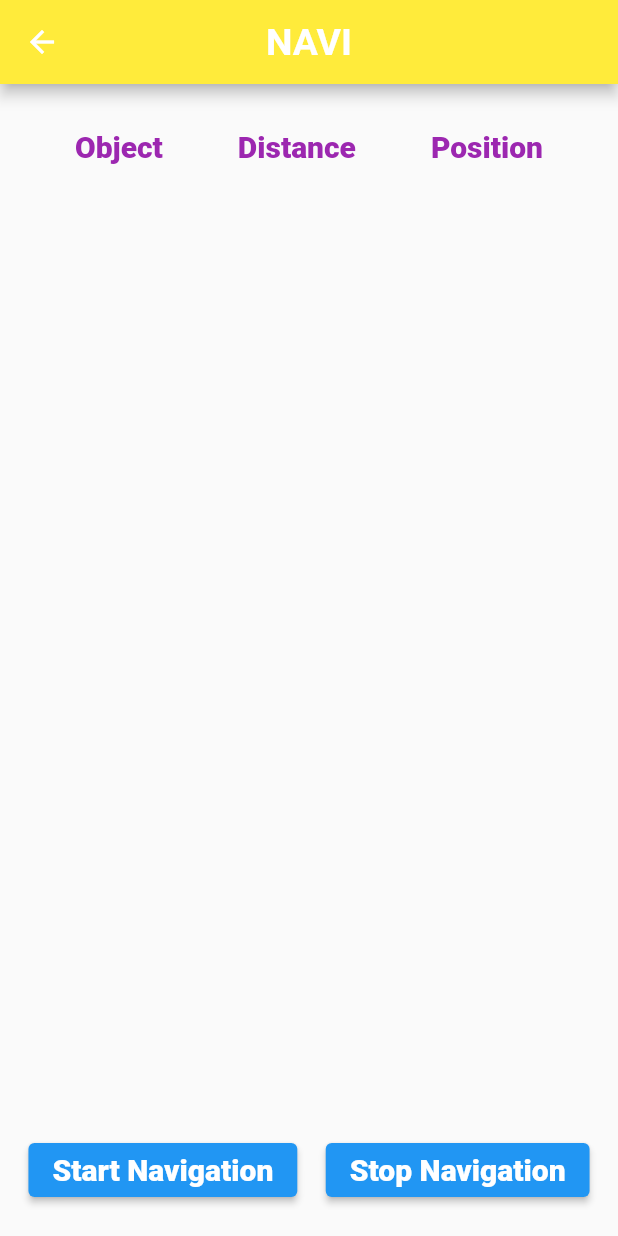
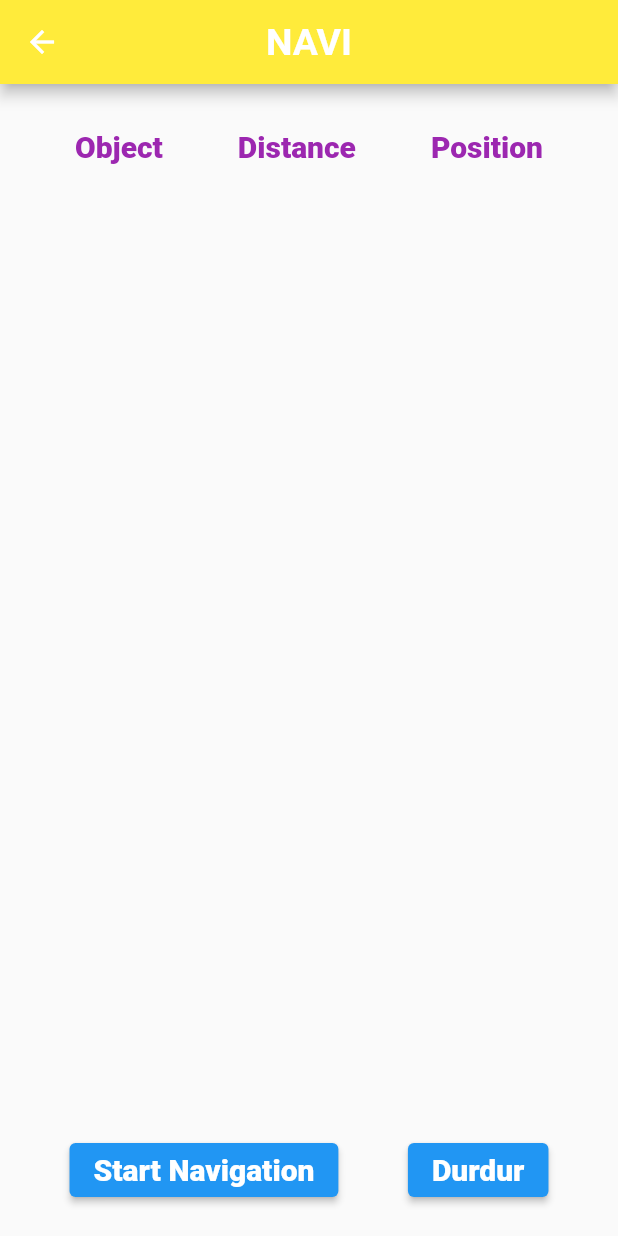
Before and after one commit to hevra01/N.A.V.I---Frontend, a Flutter app: the Navigation screen opened by its route, on a phone screen of 412 x 824 dp. Run offline on Flutter 3.47's test engine with Material 2 defaults, Android fonts, the phone set to English and light mode, and no system bars; our stand-ins replace camera, dio, font_awesome_flutter, image_picker, location, smooth_page_indicator.

Commit message:
Changes a little bit
Stop to durdur

```diff
--- a/navi/lib/pages/navigation.dart
+++ b/navi/lib/pages/navigation.dart
@@ -112,7 +112,7 @@ class _NavigationState extends State<Navigation> {
                 // start again.
                 onPressed: stopNavigation_button_pressed,
                 // the server will stop getting api requests
-                child: const Text('Stop Navigation',
+                child: const Text('Durdur',
                     style: TextStyle(
                       fontSize: 20,
                       fontWeight: FontWeight.w900,
```
